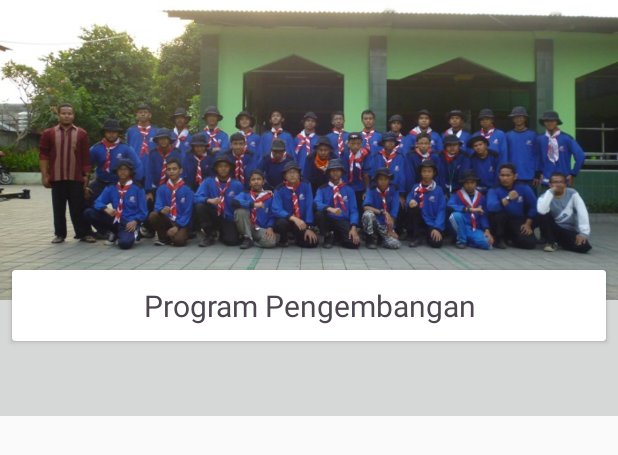
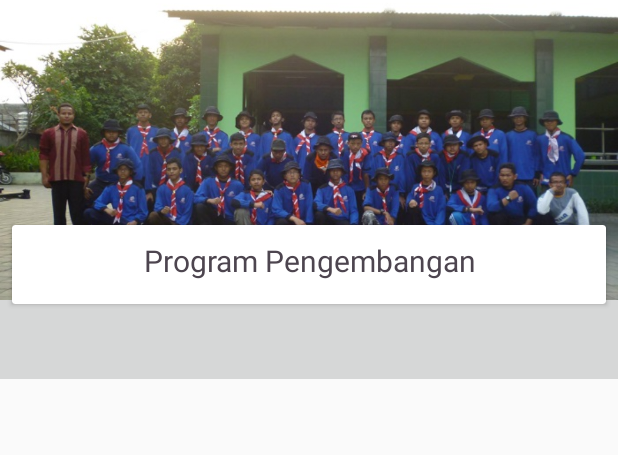
Before and after one commit to kafilamedia/kafila-catalog-app, an Android app: the layout fragment_program_pengembangan.xml on its own in the app's theme, with its tools: preview values and no code run, on a phone screen of 412 x 824 dp. Shown: the top 455 px of the screen. Run offline under Robolectric (Android 15) with nearby library versions, the phone set to English and light mode, and no system bars.

Commit message:
update layout

```diff
--- a/app/src/main/res/layout/fragment_biaya_pendidikan.xml
+++ b/app/src/main/res/layout/fragment_biaya_pendidikan.xml
@@ -42,6 +42,7 @@
                 android:layout_width="match_parent"
                 android:layout_height="wrap_content"
                 android:layout_marginBottom="10dp"
+                android:layout_marginTop="10dp"
                 android:gravity="center_horizontal"
                 android:text="Biaya Pendidikan"
                 android:textColor="#4d454f"
--- a/app/src/main/res/layout/fragment_program_pendidikan.xml
+++ b/app/src/main/res/layout/fragment_program_pendidikan.xml
@@ -29,7 +29,7 @@
         android:layout_marginLeft="8dp"
         android:layout_marginRight="8dp"
         android:layout_marginStart="8dp"
-        android:layout_marginTop="180dp"
+        android:layout_marginTop="150dp"
         app:layout_constraintBottom_toBottomOf="parent"
         app:layout_constraintEnd_toEndOf="parent"
         app:layout_constraintStart_toStartOf="parent"
--- a/app/src/main/res/layout/fragment_program_pengembangan.xml
+++ b/app/src/main/res/layout/fragment_program_pengembangan.xml
@@ -28,7 +28,7 @@
         android:layout_marginLeft="8dp"
         android:layout_marginRight="8dp"
         android:layout_marginStart="8dp"
-        android:layout_marginTop="180dp"
+        android:layout_marginTop="150dp"
         app:layout_constraintBottom_toBottomOf="parent"
         app:layout_constraintEnd_toEndOf="parent"
         app:layout_constraintStart_toStartOf="parent"
@@ -37,6 +37,7 @@
         <LinearLayout
             android:layout_width="match_parent"
             android:layout_height="wrap_content"
+            android:layout_marginBottom="5dp"
             android:orientation="vertical">
 
             <TextView
--- a/app/src/main/res/layout/fragment_syarat_pendaftaran.xml
+++ b/app/src/main/res/layout/fragment_syarat_pendaftaran.xml
@@ -24,7 +24,7 @@
         android:layout_marginLeft="8dp"
         android:layout_marginRight="8dp"
         android:layout_marginStart="8dp"
-        android:layout_marginTop="180dp"
+        android:layout_marginTop="150dp"
         app:layout_constraintBottom_toBottomOf="parent"
         app:layout_constraintEnd_toEndOf="parent"
         app:layout_constraintStart_toStartOf="parent"
@@ -33,6 +33,7 @@
         <LinearLayout
             android:layout_width="match_parent"
             android:layout_height="wrap_content"
+            android:layout_marginBottom="5dp"
             android:orientation="vertical">
 
             <TextView
```
